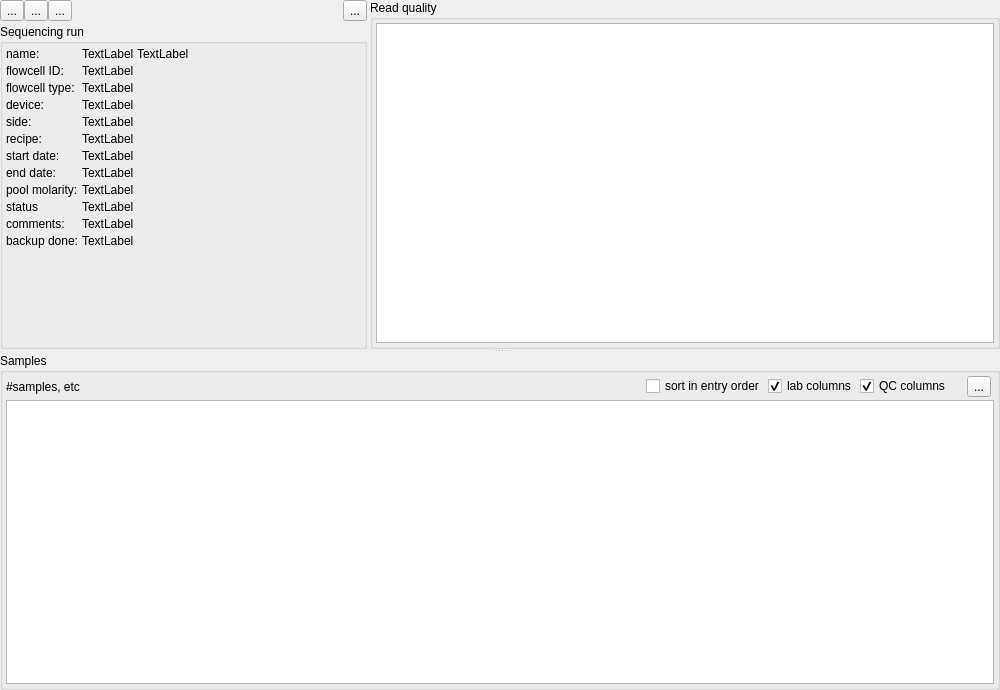
Qt form src/GSvar/SequencingRunWidget.ui (imgag/ngs-bits) before a commit.
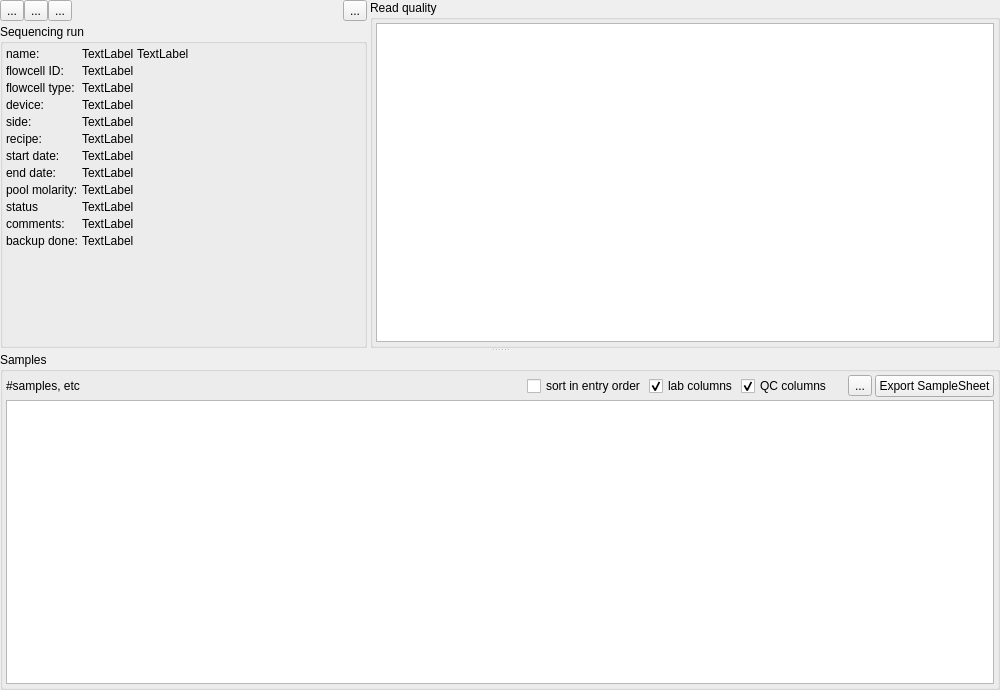
The same form after that commit. Icons and pictures are not drawn. Custom widgets are drawn as their Qt base class.

Commit message:
src/cppNGSD/NGSD.*: added function to generate a SampleSheet(_v2) for the NovaSeq X
src/GSvar/SequencingRunWidget.*: added button for NovaSeq X SampleSheet export

Diff of the .ui file:
```diff
--- a/src/GSvar/SequencingRunWidget.ui
+++ b/src/GSvar/SequencingRunWidget.ui
@@ -169,7 +169,7 @@
              </size>
             </property>
             <attribute name="horizontalHeaderVisible">
-             <bool>true</bool>
+             <bool>false</bool>
             </attribute>
             <attribute name="verticalHeaderVisible">
              <bool>false</bool>
@@ -554,6 +554,13 @@
          </property>
         </widget>
        </item>
+       <item row="0" column="9">
+        <widget class="QPushButton" name="b_export_sample_sheet">
+         <property name="text">
+          <string>Export SampleSheet</string>
+         </property>
+        </widget>
+       </item>
       </layout>
      </widget>
     </widget>
```
The commit also changes 5 other files.
